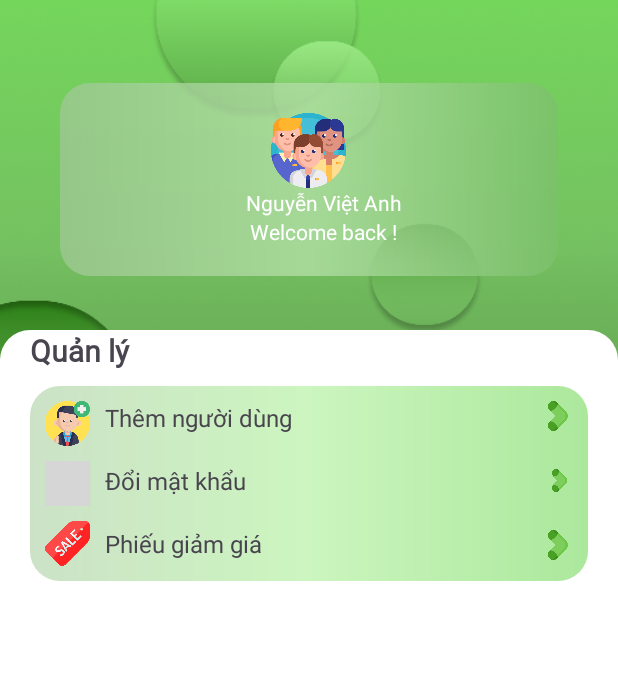
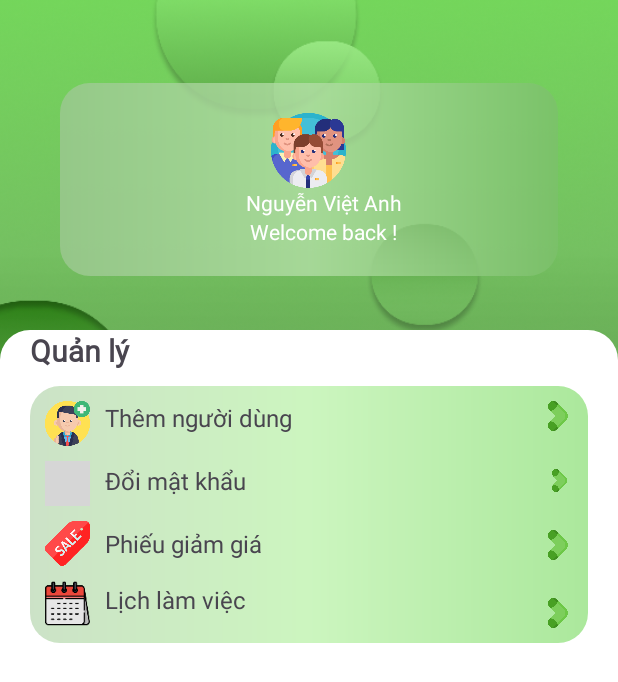
Before and after one commit to vanhnguyen204/PRO1121_DA1, an Android app: the layout fragment_settings.xml on its own in the app's theme, with its tools: preview values and no code run, on a phone screen of 412 x 824 dp. Shown: the top 682 px of the screen. Run offline under Robolectric (Android 15) with nearby library versions, the phone set to English and light mode, and no system bars; grey boxes are pictures that could not be loaded.

Commit message:
25/11/2023

```diff
--- a/app/src/main/java/com/fpoly/pro1121_da1/database/Dbhelper.java
+++ b/app/src/main/java/com/fpoly/pro1121_da1/database/Dbhelper.java
@@ -15,9 +15,7 @@ public class Dbhelper extends SQLiteOpenHelper {
     String createCalendarWork
             = "CREATE TABLE Calendar(calendar_id INTEGER PRIMARY KEY AUTOINCREMENT, " +
             "date_work DATE NOT NULL," +
-            " shift_work TEXT NOT NULL, " +
-            "time_start TEXT NOT NULL, " +
-            "time_end TEXT NOT NULL)";
+            "shift_work TEXT NOT NULL)";
     String createCustomer
             = "CREATE TABLE Customer(customer_id INTEGER PRIMARY KEY AUTOINCREMENT, " +
             "full_name TEXT," +
--- a/app/src/main/res/layout/fragment_settings.xml
+++ b/app/src/main/res/layout/fragment_settings.xml
@@ -166,6 +166,34 @@
                     android:layout_below="@+id/arrow2_setting"
                     android:layout_marginTop="25dp"
                     />
+                <ImageView
+                    android:id="@+id/img_calendar_sting"
+                    android:layout_width="30dp"
+                    android:layout_height="30dp"
+                    android:layout_below="@+id/img_sale_setting"
+                    android:src="@mipmap/ic_calendar"
+                    android:layout_marginTop="10dp"
+                    />
+                <TextView
+                    android:id="@+id/tv_calendar_setting"
+                    android:layout_width="wrap_content"
+                    android:layout_height="wrap_content"
+                    android:layout_below="@+id/tv_sale_setting"
+                    android:layout_toRightOf="@+id/img_calendar_sting"
+                    android:text="Lịch làm việc"
+                    android:layout_marginTop="15dp"
+                    android:textSize="16dp"
+                    android:layout_marginStart="10dp"
+                    />
+                <ImageView
+                    android:id="@+id/arrow4_setting"
+                    android:layout_width="20dp"
+                    android:layout_height="20dp"
+                    android:src="@mipmap/arrow_right"
+                    android:layout_alignParentEnd="true"
+                    android:layout_below="@+id/arrow3_setting"
+                    android:layout_marginTop="25dp"
+                    />
             </RelativeLayout>
 
 
```
Also changed, not shown: app/src/main/java/com/fpoly/pro1121_da1/Fragment/FragmentCalendar.java (added, +31 -0 lines), app/src/main/java/com/fpoly/pro1121_da1/Fragment/FragmentSettings.java (+9 -1 lines), app/src/main/res/layout/fragment_calendar.xml (added, +73 -0 lines), app/src/main/res/mipmap-xxhdpi/ic_calendar.png (added).
